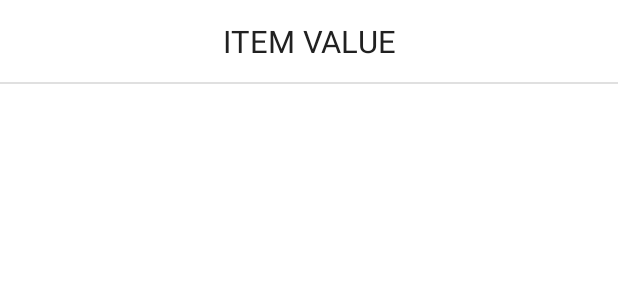
After one commit to HesamMarshal/payesh, an Android app: the layout item_custom_list.xml on its own in the app's theme, with its tools: preview values and no code run, on a phone screen of 412 x 824 dp. The commit adds this screen. Shown: the top 300 px of the screen. Run offline under Robolectric (Android 15) with nearby library versions, the phone set to English and light mode, and no system bars.

Commit message:
Added custopm Dialog box to select Systolic,Diastolic,Pulse from dialog box

```diff
--- a/app/build.gradle
+++ b/app/build.gradle
@@ -47,6 +47,8 @@ dependencies {
     // implements sdp
     implementation 'com.intuit.sdp:sdp-android:1.0.6'
 
+
+
     testImplementation 'junit:junit:4.+'
     androidTestImplementation 'androidx.test.ext:junit:1.1.3'
     androidTestImplementation 'androidx.test.espresso:espresso-core:3.4.0'
--- /dev/null
+++ b/app/src/main/res/layout/item_custom_list.xml
@@ -0,0 +1,23 @@
+<?xml version="1.0" encoding="utf-8"?>
+<LinearLayout xmlns:android="http://schemas.android.com/apk/res/android"
+    android:layout_width="match_parent"
+    android:layout_height="wrap_content"
+    xmlns:tools="http://schemas.android.com/tools"
+    android:orientation="vertical">
+    <TextView
+        android:id="@+id/tv_text"
+        android:layout_width="match_parent"
+        android:layout_height="wrap_content"
+        android:background="?attr/selectableItemBackground"
+        android:gravity="center"
+        android:padding="@dimen/_10sdp"
+        android:textAllCaps="true"
+        android:textColor="@color/grey_900"
+        android:textSize="@dimen/_16sdp"
+        tools:text="Item Value"
+        />
+    <View
+        android:layout_width="match_parent"
+        android:layout_height="@dimen/_1sdp"
+        android:background="@color/divider_line_color" />
+</LinearLayout>
--- a/app/src/main/res/values/colors.xml
+++ b/app/src/main/res/values/colors.xml
@@ -9,6 +9,8 @@
     <color name="white">#FFFFFFFF</color>
     <color name="blue_grey_700">#37474F</color>
     <color name="grey_900">#212121</color>
+    <color name="divider_line_color">#E0E0E0</color>
+
 
 
     <color name="primary_color">#388E3C</color>
--- a/app/src/main/res/values/strings.xml
+++ b/app/src/main/res/values/strings.xml
@@ -16,5 +16,9 @@
     <string name="lbl_date">Date</string>
     <string name="lbl_time">Time</string>
 
+    <string name="title_select_heart_systolic">SELECT SYSTOLIC</string>
+    <string name="title_select_heart_diastolic">SELECT DIASTOLIC</string>
+    <string name="title_select_heart_pulse">SELECT PULSE</string>
+
 
 </resources>
```
Also changed, not shown: app/src/main/AndroidManifest.xml (+7 -0 lines), app/src/main/java/ir/hesammarshal/payesh/utils/Constants.kt (added, +77 -0 lines), app/src/main/java/ir/hesammarshal/payesh/view/activities/AddUpdateItemActivity.kt (+83 -2 lines), app/src/main/java/ir/hesammarshal/payesh/view/adapters/CustomListItemAdapter.kt (added, +36 -0 lines), app/src/main/res/layout/dialog_custom_list.xml (added, +25 -0 lines).
